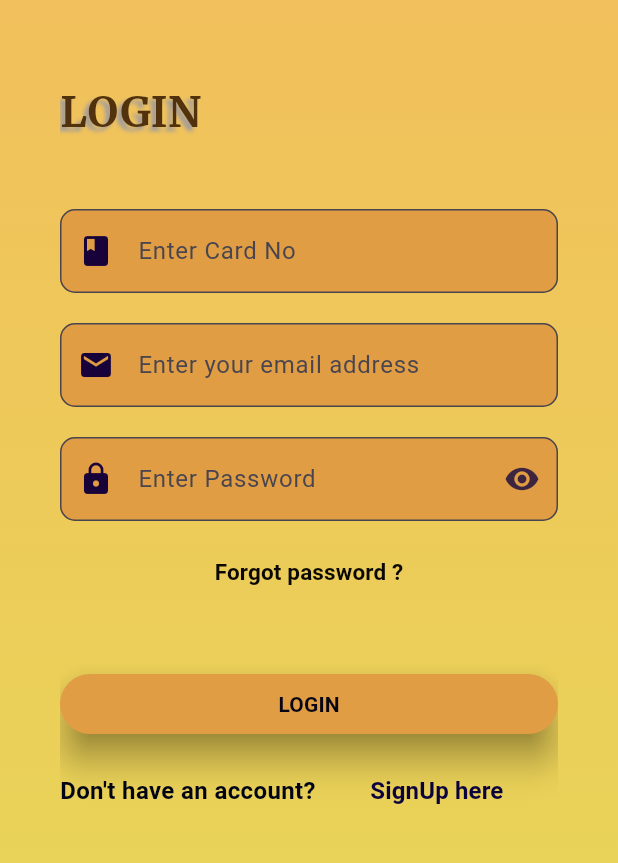
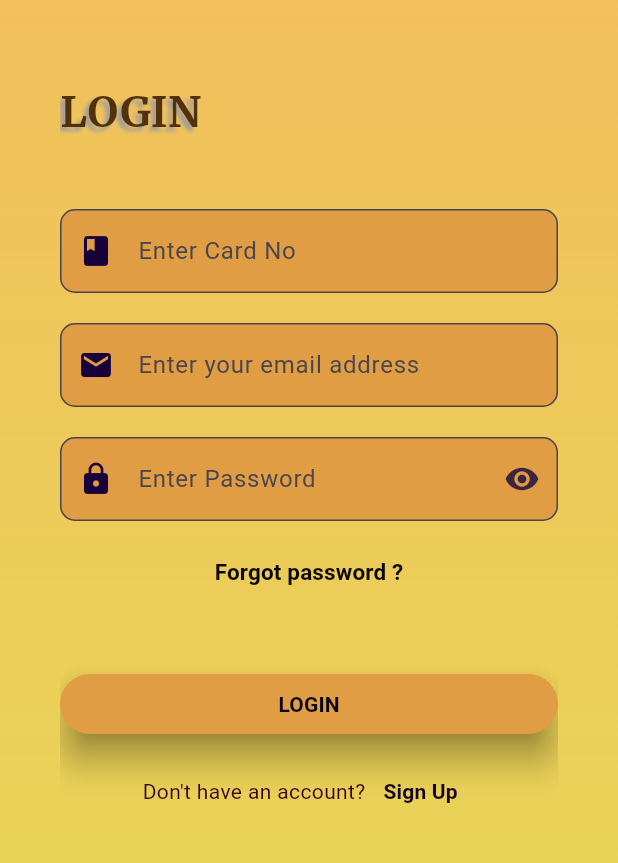
Before and after one commit to Projectmgc/erationshop, a Flutter app: the Login_Screen screen opened directly, on a phone screen of 412 x 824 dp, the part 361-1224 px from its top. Run offline on Flutter 3.47's test engine with Material 3 defaults, Android fonts, the phone set to English and light mode, and no system bars; our stand-ins replace cloud_firestore, firebase_auth, firebase_core, fl_chart, geocoding, geolocator and 5 more; missing offline and left inert: razorpay_flutter; accounts and stored records are empty.

Commit message:
...........

```diff
--- a/lib/user/screens/login_screen.dart
+++ b/lib/user/screens/login_screen.dart
@@ -4,6 +4,7 @@ import 'package:erationshop/user/screens/uhome_screen.dart';
 import 'package:flutter/material.dart';
 import 'package:flutter/services.dart';
 import 'package:google_fonts/google_fonts.dart';
+import 'package:lottie/lottie.dart';
 import 'package:shared_preferences/shared_preferences.dart';
 
 class Login_Screen extends StatefulWidget {
@@ -22,19 +23,16 @@ class _Login_ScreenState extends State<Login_Screen> {
   bool loading = false;
 
   // This function will handle the login process
- // This function will handle the login process
   void login() async {
     setState(() {
       loading = true; // Set loading to true while performing login
     });
 
-  // Fetch the email, password, and card number entered by the user
     String email = email_controller.text;
     String password = password_controller.text;
     String cardno = card_controller.text;
 
     try {
-    // Fetch the User document based on card number
       FirebaseFirestore firestore = FirebaseFirestore.instance;
       QuerySnapshot userSnapshot = await firestore
           .collection('User')
@@ -45,37 +43,28 @@ void login() async {
       print(userSnapshot.docs.length);
 
       if (userSnapshot.docs.isNotEmpty) {
-
-      // User with the given card number and email exists
         var userDoc = userSnapshot.docs.first;
 
-      // Check if the password matches (assuming it's stored as plain text or you have a hashing mechanism)
         if (userDoc['password'] == password) {
-        // If password matches, store the card number in SharedPreferences
           SharedPreferences prefs = await SharedPreferences.getInstance();
           prefs.setString('card_no', cardno);
-         print("object");  // Save the card number in SharedPreferences
 
-        // Navigate to the next screen (UhomeScreen in this case)
           Navigator.push(
             context,
-          MaterialPageRoute(builder: (context) => UhomeScreen()), // Replace 'UhomeScreen' with your next page
+            MaterialPageRoute(builder: (context) => UhomeScreen()),
           );
         } else {
-        // If password doesn't match, show an error
           ScaffoldMessenger.of(context).showSnackBar(
             SnackBar(content: Text('Incorrect password')),
           );
         }
       } else {
-      // If no user is found with the given card number and email, show an error
         ScaffoldMessenger.of(context).showSnackBar(
           SnackBar(content: Text('Card number or email does not exist')),
         );
       }
     } catch (e) {
       print(e);
-    // Handle errors, if any
       ScaffoldMessenger.of(context).showSnackBar(
         SnackBar(content: Text('An error occurred: $e')),
       );
@@ -99,8 +88,10 @@ void login() async {
   @override
   Widget build(BuildContext context) {
     return Scaffold(
-
-      body: Container(
+      body: Stack(
+        children: [
+          // Background with gradient
+          Container(
             decoration: BoxDecoration(
               gradient: LinearGradient(
                 colors: [
@@ -111,6 +102,11 @@ void login() async {
                 end: Alignment.bottomCenter,
               ),
             ),
+          ),
+
+          // Main content
+          Opacity(
+            opacity: loading ? 0.3 : 1.0, // Apply low opacity when loading is true
             child: Padding(
               padding: const EdgeInsets.symmetric(vertical: 40, horizontal: 40),
               child: Form(
@@ -148,6 +144,7 @@ void login() async {
                       ),
                     ),
                     SizedBox(height: 45),
+                    // Card Number Field
                     TextFormField(
                       controller: card_controller,
                       inputFormatters: [FilteringTextInputFormatter.digitsOnly],
@@ -172,6 +169,7 @@ void login() async {
                       },
                     ),
                     SizedBox(height: 20),
+                    // Email Field
                     TextFormField(
                       controller: email_controller,
                       keyboardType: TextInputType.emailAddress,
@@ -198,6 +196,7 @@ void login() async {
                       },
                     ),
                     SizedBox(height: 20),
+                    // Password Field
                     TextFormField(
                       controller: password_controller,
                       obscureText: passwordVisible,
@@ -231,6 +230,7 @@ void login() async {
                       },
                     ),
                     SizedBox(height: 10),
+                    // Forgot Password Button
                     TextButton(
                       onPressed: forgotpassword,
                       child: Text(
@@ -239,8 +239,16 @@ void login() async {
                       ),
                     ),
                     SizedBox(height: 40),
-                loading ? CircularProgressIndicator():
-                ElevatedButton(
+                    // Loading or login button
+                    loading
+                        ? Center(
+                            child: Lottie.asset(
+                              'asset/loading.json', // Path to your animation file
+                              width: 150,
+                              height: 150,
+                            ),
+                          )
+                        : ElevatedButton(
                             style: ButtonStyle(
                               backgroundColor: WidgetStatePropertyAll(const Color.fromARGB(255, 225, 157, 68)),
                               shadowColor: WidgetStatePropertyAll(const Color.fromARGB(255, 62, 55, 5)),
@@ -253,22 +261,19 @@ void login() async {
                             ),
                           ),
                     SizedBox(height: 10),
+                    // Sign Up Button
                     Row(
                       mainAxisAlignment: MainAxisAlignment.center,
                       children: [
                         Text(
                           "Don't have an account?",
-                      style: TextStyle(color: const Color.fromARGB(255, 1, 4, 21), fontWeight: FontWeight.bold, fontSize: 16),
+                          style: TextStyle(color: const Color.fromARGB(255, 50, 3, 27)),
                         ),
-                    Expanded(
-                      child: TextButton(
+                        TextButton(
                           onPressed: gotosignup,
                           child: Text(
-                          'SignUp here',
-                          maxLines: 1,
-                          overflow: TextOverflow.ellipsis,
-                          style: TextStyle(fontWeight: FontWeight.bold, fontSize: 16, color: const Color.fromARGB(255, 10, 1, 61)),
-                        ),
+                            'Sign Up',
+                            style: TextStyle(color: const Color.fromARGB(255, 23, 5, 32), fontWeight: FontWeight.bold),
                           ),
                         ),
                       ],
@@ -278,6 +283,23 @@ void login() async {
               ),
             ),
           ),
+
+          // Loading animation overlay
+          if (loading)
+            Positioned.fill(
+              child: Container(
+                color: Colors.black.withOpacity(0.3), // Dim the background
+                child: Center(
+                  child: Lottie.asset(
+                    'asset/loading.json', // Loading animation JSON
+                    width: 150,
+                    height: 150,
+                  ),
+                ),
+              ),
+            ),
+        ],
+      ),
     );
   }
 }
```
Lines whose indentation alone changed are shown as unchanged.
